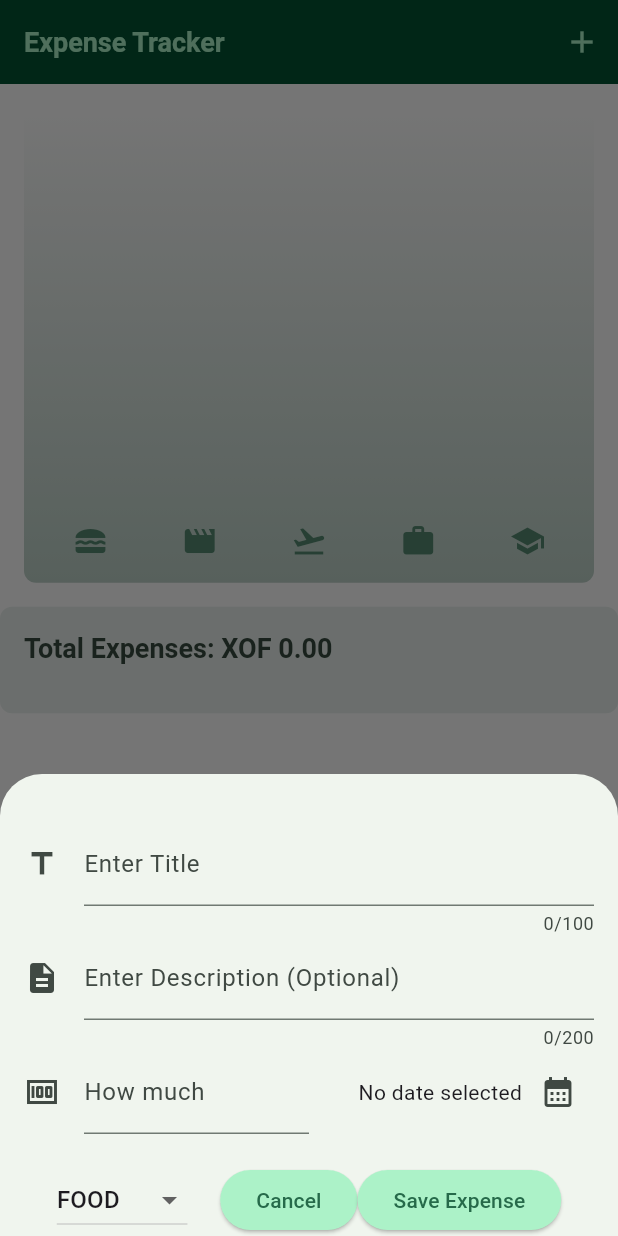
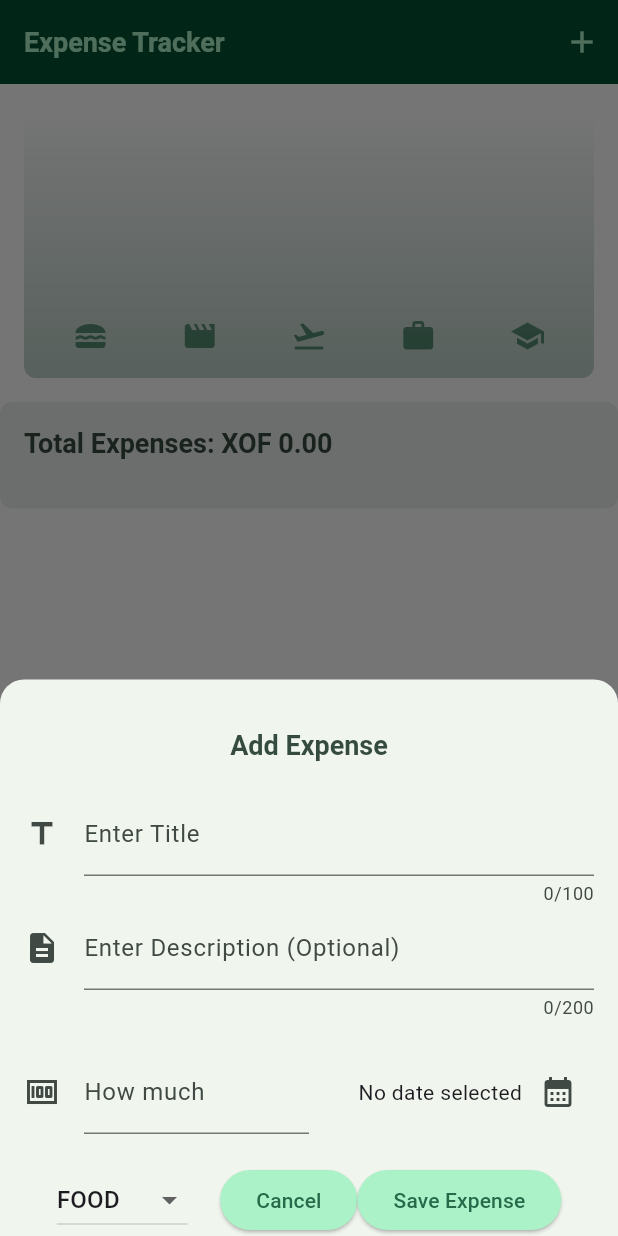
Before and after one commit to andrew21-mch/flutter-udemy, a Flutter app: the screen it shows after launch, after a tap on the "add" icon, on a phone screen of 412 x 824 dp. Run offline on Flutter 3.47's test engine with Material 3 defaults, Android fonts, the phone set to English and light mode, and no system bars; our stand-ins replace shared_preferences.

Commit message:
responsiveness and adaptiveness

```diff
--- a/lib/widgets/expenses.dart
+++ b/lib/widgets/expenses.dart
@@ -50,6 +50,9 @@ class _ExpensesState extends State<Expenses> {
       context: context,
       isScrollControlled: true,
       isDismissible: true,
+      shape: RoundedRectangleBorder(
+        borderRadius: BorderRadius.vertical(top: Radius.circular(16)),
+      ),
       builder: (ctx) => NewExpense(onAddExpense: _addExpense),
     );
   }
@@ -126,7 +129,7 @@ class _ExpensesState extends State<Expenses> {
         body: !isLargeScreen
             ? Column(
                 children: [
-                  Expanded(child: Chart(expenses: _expenses)),
+                  Chart(expenses: _expenses),
                   Stats(expenses: _expenses),
                   Expanded(
                     child: _expenses.isNotEmpty
--- a/lib/widgets/new_expense.dart
+++ b/lib/widgets/new_expense.dart
@@ -96,10 +96,14 @@ class _NewExpenseState extends State<NewExpense> {
     final firstDate = DateTime(now.year - 1, now.month, now.day);
 
     final pickedDate = await showDatePicker(
-        context: context, firstDate: firstDate, lastDate: now);
+        context: context,
+        firstDate: firstDate,
+        lastDate: now,
+        initialDate: now);
 
     setState(() {
-      _selectedDate = pickedDate;
+      _selectedDate =
+          pickedDate ?? now; // Default to current date if none selected
     });
   }
 
@@ -115,12 +119,46 @@ class _NewExpenseState extends State<NewExpense> {
   Widget build(BuildContext context) {
     return LayoutBuilder(builder: (context, constraints) {
       final keyboardSpace = MediaQuery.of(context).viewInsets.bottom;
+      final width = constraints.maxWidth;
 
       return SingleChildScrollView(
         child: Padding(
           padding: EdgeInsets.fromLTRB(16, 32, 16, keyboardSpace),
           child: Column(
             children: [
+              Text(
+                "Add Expense",
+                style: Theme.of(context).textTheme.titleLarge,
+              ),
+              SizedBox(height: 20),
+              if (width >= 600)
+                Row(
+                  crossAxisAlignment: CrossAxisAlignment.center,
+                  children: [
+                    Expanded(
+                      child: TextField(
+                        controller: _titleController,
+                        maxLength: 100,
+                        keyboardType: TextInputType.text,
+                        decoration: InputDecoration(
+                            icon: Icon(Icons.title),
+                            label: Text("Enter Title")),
+                      ),
+                    ),
+                    SizedBox(width: 20),
+                    Expanded(
+                      child: TextField(
+                        controller: _amountController,
+                        keyboardType: TextInputType.number,
+                        decoration: InputDecoration(
+                            prefixText: "XOF ",
+                            icon: Icon(Icons.money),
+                            label: Text("How much")),
+                      ),
+                    ),
+                  ],
+                )
+              else
                 TextField(
                   controller: _titleController,
                   maxLength: 100,
@@ -136,6 +174,41 @@ class _NewExpenseState extends State<NewExpense> {
                     icon: Icon(Icons.description),
                     label: Text("Enter Description (Optional)")),
               ),
+              SizedBox(height: 20),
+              // If the screen is wide enough, show the category and date picker in a row
+              // Otherwise, show them in a column
+
+              if (width >= 600)
+                Row(
+                  mainAxisAlignment: MainAxisAlignment.spaceBetween,
+                  children: [
+                    Expanded(
+                      child: DropdownButton(
+                          value: _selectedCategory,
+                          items: Category.values.map((item) {
+                            return DropdownMenuItem(
+                              value: item,
+                              child: Text(
+                                item.name.toUpperCase(),
+                              ),
+                            );
+                          }).toList(),
+                          onChanged: (value) => setCategory(value!)),
+                    ),
+                    Row(
+                      children: [
+                        Text(_selectedDate == null
+                            ? "No date selected"
+                            : formatter.format(_selectedDate!)),
+                        IconButton(
+                          onPressed: _presentDatePicker,
+                          icon: Icon(Icons.calendar_month),
+                        ),
+                      ],
+                    ),
+                  ],
+                )
+              else
                 Row(
                   children: [
                     Expanded(
@@ -165,8 +238,29 @@ class _NewExpenseState extends State<NewExpense> {
                   ],
                 ),
               SizedBox(height: 20),
+              if (width >= 600)
                 Row(
-                mainAxisAlignment: MainAxisAlignment.end,
+                  // space between the buttons
+                  children: [
+                    Spacer(),
+                    ElevatedButton(
+                        onPressed: () {
+                          Navigator.pop(context);
+                        },
+                        child: Text("Cancel")),
+                    Spacer(),
+                    ElevatedButton(
+                      onPressed: submitExpenseData,
+                      child: Text("Save Expense"),
+                    ),
+                    Spacer(),
+                  ],
+                )
+              else
+                Row(
+                  // space between the buttons
+
+                  mainAxisAlignment: MainAxisAlignment.spaceBetween,
                   children: [
                     Spacer(),
                     DropdownButton(
```
Lines whose indentation alone changed are shown as unchanged.
